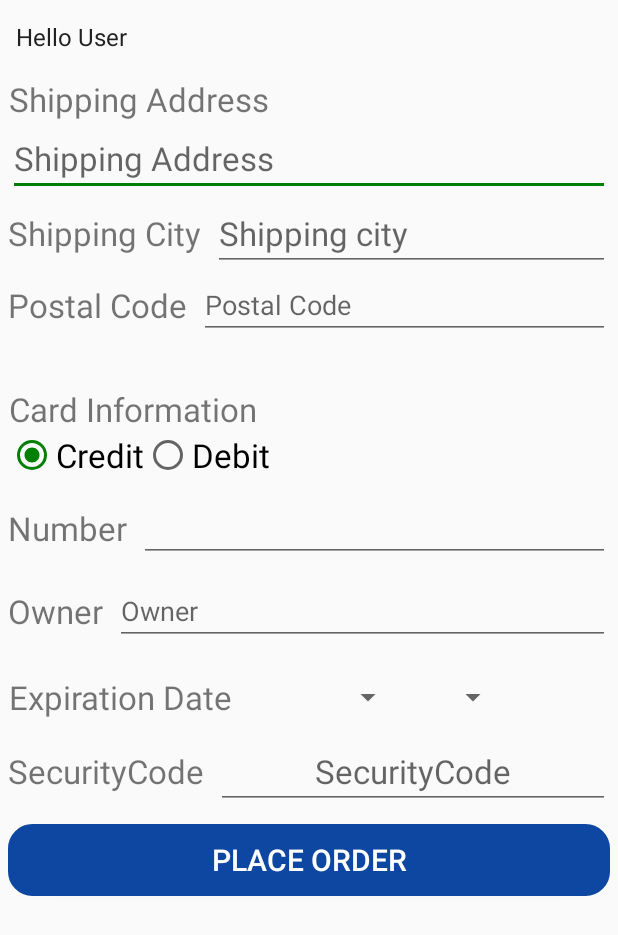
After one commit to robertarg72/OMGShoppingApp, an Android app: the layout activity_payment.xml on its own in the app's theme, with its tools: preview values and no code run, on a phone screen of 412 x 824 dp. The commit adds this screen. Shown: the top 935 px of the screen. Run offline under Robolectric (Android 15) with nearby library versions, the light colour scheme and no system bars.

Commit message:
Add unversioned files forCheckout screen for payment details

```diff
--- /dev/null
+++ b/app/src/main/res/layout/activity_payment.xml
@@ -0,0 +1,218 @@
+<?xml version="1.0" encoding="utf-8"?>
+<LinearLayout xmlns:android="http://schemas.android.com/apk/res/android"
+    xmlns:tools="http://schemas.android.com/tools"
+    android:layout_width="match_parent"
+    android:layout_height="match_parent"
+    tools:context="com.centennialcollege.omgshoppingapp.PaymentActivity"
+    android:orientation="vertical"
+    android:padding="5dp">
+    <TextView
+        android:id="@+id/greeting"
+        style="@style/Greeting"
+        />
+    <TextView
+        android:layout_width="wrap_content"
+        android:layout_height="wrap_content"
+        android:gravity="center"
+        android:text="@string/shipping_address_title_text"
+        android:textSize="22sp"
+        android:layout_marginTop="16dp"/>
+    <EditText
+        android:layout_width="match_parent"
+        android:layout_height="wrap_content"
+        android:id="@+id/address"
+        android:textSize="22sp"
+        android:hint="@string/shipping_address_hint"
+        android:text=""/>
+    <LinearLayout
+        android:layout_width="match_parent"
+        android:layout_height="wrap_content"
+        android:gravity="center"
+        android:orientation="horizontal">
+        <TextView
+            android:layout_width="wrap_content"
+            android:layout_height="wrap_content"
+            android:gravity="center"
+            android:text="@string/shipping_city_title_text"
+            android:textSize="22sp" />
+        <EditText
+            android:layout_width="match_parent"
+            android:layout_height="wrap_content"
+            android:id="@+id/city"
+            android:textSize="22sp"
+            android:text=""
+            android:hint="@string/shipping_city_title"
+            android:layout_marginLeft="8dp"/>
+    </LinearLayout>
+
+    <LinearLayout
+        android:layout_width="match_parent"
+        android:layout_height="wrap_content"
+        android:gravity="center"
+        android:orientation="horizontal">
+        <TextView
+            android:layout_width="wrap_content"
+            android:layout_height="wrap_content"
+            android:gravity="center"
+            android:text="@string/postal_code_title"
+            android:textSize="22sp" />
+        <EditText
+            android:layout_width="match_parent"
+            android:layout_height="wrap_content"
+            android:text=""
+            android:hint="@string/postal_code_title"
+            android:id="@+id/postalcode"
+            android:layout_marginLeft="8dp"
+            android:layout_marginStart="8dp"/>
+    </LinearLayout>
+
+    <TextView
+        android:textSize="22sp"
+        android:layout_width="wrap_content"
+        android:layout_height="wrap_content"
+        android:layout_marginTop="32dp"
+        android:text="@string/card_information_title"
+        android:gravity="center"/>
+
+    <RadioGroup
+        android:layout_width="wrap_content"
+        android:layout_height="wrap_content"
+        android:orientation="horizontal"
+        android:id="@+id/card_type">
+        <RadioButton
+            android:layout_width="match_parent"
+            android:layout_height="wrap_content"
+            android:id="@+id/creditRadioButton"
+            android:textSize="22sp"
+            android:text="@string/cardtype_credit"
+            android:onClick="onPaymentRadioButtonClicked"
+            android:checked="true"/>
+        <RadioButton
+            android:layout_width="match_parent"
+            android:layout_height="wrap_content"
+            android:id="@+id/debitRadioButton"
+            android:textSize="22sp"
+            android:text="@string/cardtype_debit"
+            android:onClick="onPaymentRadioButtonClicked"/>
+
+    </RadioGroup>
+
+    <LinearLayout
+        android:layout_width="match_parent"
+        android:layout_height="wrap_content"
+        android:gravity="center"
+        android:orientation="horizontal"
+        android:layout_marginTop="10dp">
+        <TextView
+            android:layout_width="wrap_content"
+            android:layout_height="wrap_content"
+            android:gravity="center"
+            android:text="@string/card_number_title"
+            android:textSize="22sp" />
+        <EditText
+            android:layout_width="match_parent"
+            android:layout_height="wrap_content"
+            android:inputType="number"
+            android:text=""
+            android:id="@+id/cardNumber"
+            android:layout_marginLeft="8dp"
+            android:layout_marginStart="8dp"/>
+    </LinearLayout>
+
+    <LinearLayout
+        android:layout_width="match_parent"
+        android:layout_height="wrap_content"
+        android:gravity="center"
+        android:layout_marginTop="10dp"
+        android:orientation="horizontal">
+        <TextView
+            android:layout_width="wrap_content"
+            android:layout_height="wrap_content"
+            android:gravity="center"
+            android:text="@string/card_owner_title"
+            android:textSize="22sp" />
+        <EditText
+            android:layout_width="match_parent"
+            android:layout_height="wrap_content"
+            android:text=""
+            android:id="@+id/nameOnCard"
+            android:hint="@string/card_owner_title"
+            android:layout_marginLeft="8dp"
+            android:layout_marginStart="8dp"/>
+    </LinearLayout>
+
+    <LinearLayout
+        android:layout_width="match_parent"
+        android:layout_height="wrap_content"
+        android:gravity="center"
+        android:orientation="horizontal"
+        android:layout_marginTop="20dp">
+
+        <TextView
+            android:layout_width="wrap_content"
+            android:layout_height="wrap_content"
+            android:textSize="22sp"
+            android:gravity="center"
+            android:text="@string/expirydate_text"/>
+
+
+        <LinearLayout
+            android:layout_width="match_parent"
+            android:layout_height="wrap_content"
+            android:gravity="center"
+            android:orientation="horizontal">
+
+        <Spinner
+            android:id="@+id/monthSpinner"
+            android:layout_width="wrap_content"
+            android:layout_height="wrap_content"
+             />
+
+        <Spinner
+            android:id="@+id/yearSpinner"
+            android:layout_width="wrap_content"
+            android:layout_height="wrap_content"
+            android:layout_marginLeft="22dp"
+            android:layout_marginStart="22dp"
+             />
+
+        </LinearLayout>
+
+
+    </LinearLayout>
+
+    <LinearLayout
+        android:layout_width="match_parent"
+        android:layout_height="wrap_content"
+        android:orientation="horizontal"
+        android:layout_marginTop="10dp">
+        <TextView
+            android:layout_width="wrap_content"
+            android:layout_height="wrap_content"
+            android:textSize="22sp"
+            android:text="@string/securitycode_text"/>
+        <EditText
+            android:layout_width="match_parent"
+            android:layout_height="wrap_content"
+            android:text=""
+            android:textSize="22sp"
+            android:gravity="center"
+            android:id="@+id/securitycode"
+            android:hint="@string/securitycode_text"
+            android:layout_marginLeft="8dp"
+            android:layout_marginStart="8dp"/>
+    </LinearLayout>
+
+    <Button
+        android:layout_width="match_parent"
+        android:layout_height="wrap_content"
+        android:text="@string/place_order_button_text"
+        android:textSize="20sp"
+        android:gravity="center"
+        android:layout_marginTop="10dp"
+        android:id="@+id/submitbutton"
+        android:onClick="onButtonClick"
+        android:textColor="@color/white"
+        android:background="@drawable/rounded_border_button"/>
+
+</LinearLayout>
--- a/app/src/main/res/values/strings.xml
+++ b/app/src/main/res/values/strings.xml
@@ -83,4 +83,12 @@
     <string name="error_message_security_code_all_numbers">Security code should be all numbers</string>
     <string name="error_message_security_code_amount_digits">Security code should contains 3 digits</string>
     <string name="checkout_button_text">Checkout</string>
+    <string name="shipping_address_title_text">Shipping Address</string>
+    <string name="shipping_address_hint">Shipping Address</string>
+    <string name="shipping_city_title_text">Shipping City</string>
+    <string name="shipping_city_title">Shipping city</string>
+    <string name="postal_code_title">Postal Code</string>
+    <string name="card_information_title">Card Information</string>
+    <string name="card_number_title">Number</string>
+    <string name="card_owner_title">Owner</string>
 </resources>
```
Also changed, not shown: app/src/main/java/com/centennialcollege/omgshoppingapp/PaymentActivity.java (added, +396 -0 lines), app/src/main/res/values/arrays.xml (added, +32 -0 lines).
